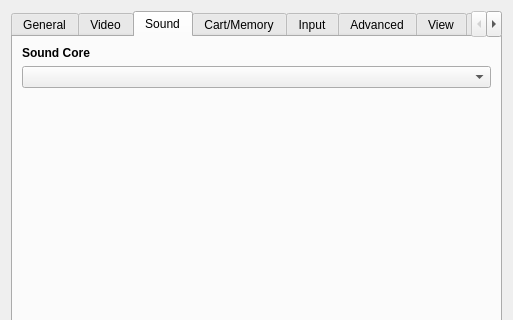
Before: the Qt Designer form yabause/src/qt/ui/UISettings.ui in Yabause/yabause, drawn with Qt 5; both pictures show x 0 to 513 and y 0 to 320 of the 513 by 537 pixel window.
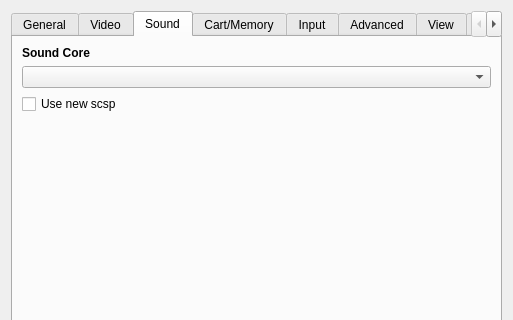
After: the same form once the commit is applied. The open tabs and pages were chosen to show the change. Custom widgets are drawn as their Qt base class.

Commit message: scsp/qt: add new scsp option to settings, fix minissf loading, fix out of bounds read

Patch:
```diff
--- a/yabause/src/qt/ui/UISettings.ui
+++ b/yabause/src/qt/ui/UISettings.ui
@@ -407,6 +407,13 @@
        <item>
         <widget class="QComboBox" name="cbSoundCore"/>
        </item>
+       <item>
+        <widget class="QCheckBox" name="cbNewScsp">
+         <property name="text">
+          <string>Use new scsp</string>
+         </property>
+        </widget>
+       </item>
        <item>
         <spacer>
          <property name="orientation">
```
Left out of the diff: 4 changed lines with no effect on the pictures. The commit also changes 10 other files.
